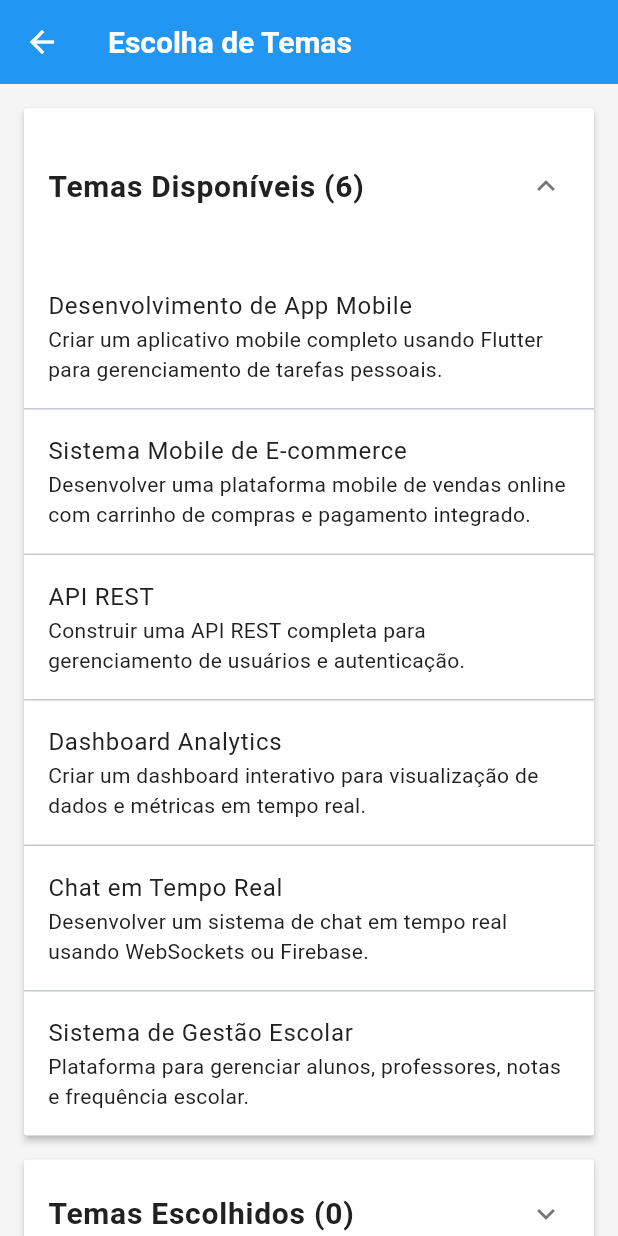
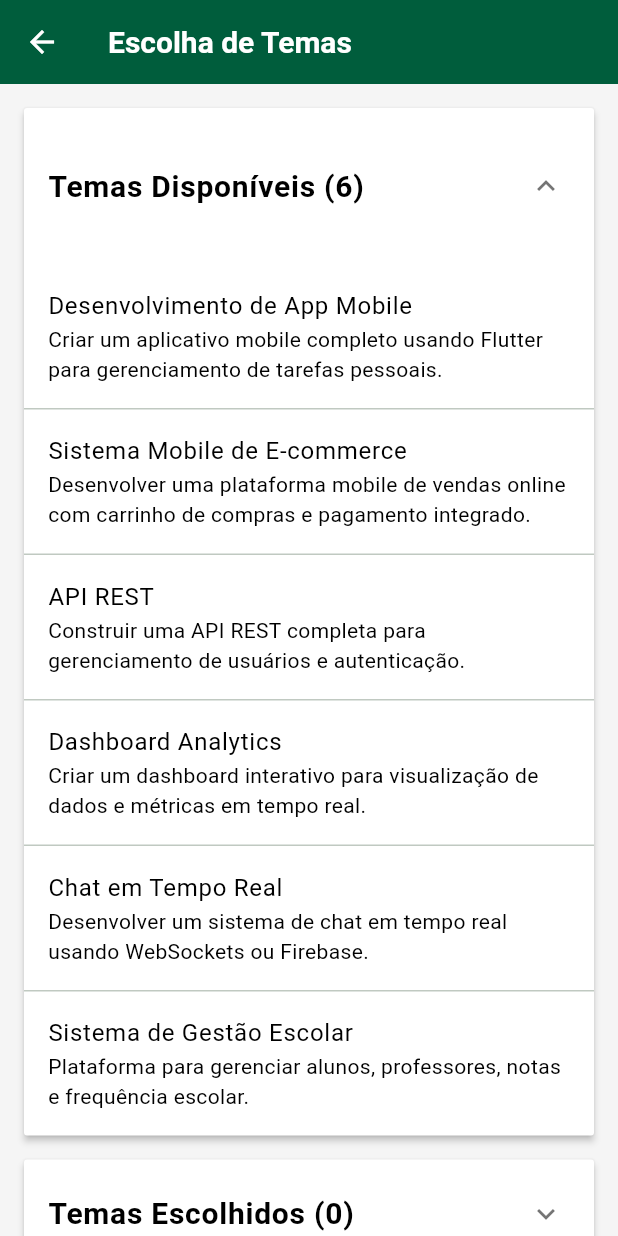
Before and after one commit to Gabriel-Kuter/T2-DDM-forum-disciplina, a Flutter app: the screen it shows once a user with an empty profile is signed in, after a tap on "Ver todos os temas", on a phone screen of 412 x 824 dp. Run offline on Flutter 3.47's test engine with Material 3 defaults, Android fonts, the light colour scheme and no system bars; our stand-ins replace cloud_firestore, firebase_auth, firebase_core; accounts and stored records are empty; generated files the repository leaves out were written again.

Commit message:
feat: adiciona tela de splash e altera esquema de cores para ser similar ao da UDESC

```diff
--- a/bora_la/lib/core/utils/constants.dart
+++ b/bora_la/lib/core/utils/constants.dart
@@ -8,17 +8,17 @@ class AppConstants {
   static const String roleProfessor = 'professor';
 
   // --- CORES ---
-  static const Color primaryColor = Colors.blue;
-  static const Color accentColor = Colors.blueAccent;
+  static const Color primaryColor = Color(0xFF005D3C);
+  static const Color accentColor = Color(0xFF00A859);
+  static const Color errorColor = Color(0xFFD72638);
   static const Color backgroundColor = Color(0xFFF5F5F5);
   static const Color cardColor = Colors.white;
-  static const Color textPrimaryColor = Color(0xFF212121);
+  static const Color textPrimaryColor = Color(0xFF000000);
   static const Color textSecondaryColor = Color(0xFF757575);
-  static const Color errorColor = Colors.red;
-  static const Color successColor = Colors.green;
-  static const Color warningColor = Colors.orange;
+  static const Color successColor = Color(0xFF00A859);
+  static const Color warningColor = Color(0xFFFFA000);
   static const Color dividerColor = Color(0xFFE0E0E0);
-  static const Color iconColor = Color(0xFF616161);
+  static const Color iconColor = Color(0xFF000000);
   static const Color borderColor = Color(0xFFBDBDBD);
 
   // --- PADDING ---
--- a/bora_la/lib/main.dart
+++ b/bora_la/lib/main.dart
@@ -12,6 +12,7 @@ import 'core/services/auto_seed_service.dart';
 
 import 'ui/screens/auth/login_screen.dart';
 import 'ui/screens/home/home_screen.dart';
+import 'ui/screens/splash/splash_screen.dart';
 
 import 'firebase_options.dart';
 
@@ -61,7 +62,7 @@ class MyApp extends StatelessWidget {
       child: MaterialApp(
         title: 'Fórum 65DDM',
         theme: AppConstants.lightTheme,
-        home: const AuthWrapper(),
+        home: const SplashScreen(),
       ),
     );
   }
--- /dev/null
+++ b/bora_la/lib/ui/screens/splash/splash_screen.dart
@@ -0,0 +1,84 @@
+import 'dart:async';
+import 'package:flutter/material.dart';
+import '../../../core/utils/constants.dart';
+import '../../../main.dart';
+
+class SplashScreen extends StatefulWidget {
+  const SplashScreen({super.key});
+
+  @override
+  State<SplashScreen> createState() => _SplashScreenState();
+}
+
+class _SplashScreenState extends State<SplashScreen>
+    with SingleTickerProviderStateMixin {
+  late AnimationController _controller;
+  late Animation<double> _fadeAnimation;
+
+  @override
+  void initState() {
+    super.initState();
+
+    _controller = AnimationController(
+      vsync: this,
+      duration: const Duration(milliseconds: 1200),
+    );
+
+    _fadeAnimation = CurvedAnimation(
+      parent: _controller,
+      curve: Curves.easeInOut,
+    );
+
+    _controller.forward();
+
+    // Aguarda o fade-in + 2s visível + fade-out
+    Timer(const Duration(seconds: 4), () {
+      _controller.reverse(); // começa o fade-out
+    });
+
+    // Aguarda fade-in + delay + fade-out, depois navega
+    Timer(const Duration(seconds: 5), () {
+      Navigator.of(context).pushReplacement(
+        MaterialPageRoute(builder: (_) => const AuthWrapper()),
+      );
+    });
+  }
+
+  @override
+  void dispose() {
+    _controller.dispose();
+    super.dispose();
+  }
+
+  @override
+  Widget build(BuildContext context) {
+    return Scaffold(
+      backgroundColor: AppConstants.primaryColor,
+      body: FadeTransition(
+        opacity: _fadeAnimation,
+        child: Center(
+          child: Column(
+            mainAxisSize: MainAxisSize.min,
+            children: [
+              Icon(Icons.forum, size: 80, color: Colors.white),
+              const SizedBox(height: 16),
+              Text(
+                AppConstants.appName,
+                style: const TextStyle(
+                  fontSize: 24,
+                  color: Colors.white,
+                  fontWeight: FontWeight.bold,
+                ),
+              ),
+              const SizedBox(height: 8),
+              Text(
+                'Universidade do Estado de Santa Catarina',
+                style: TextStyle(color: Colors.white.withOpacity(0.8)),
+              ),
+            ],
+          ),
+        ),
+      ),
+    );
+  }
+}
```
Also changed, not shown: bora_la/pubspec.lock.
